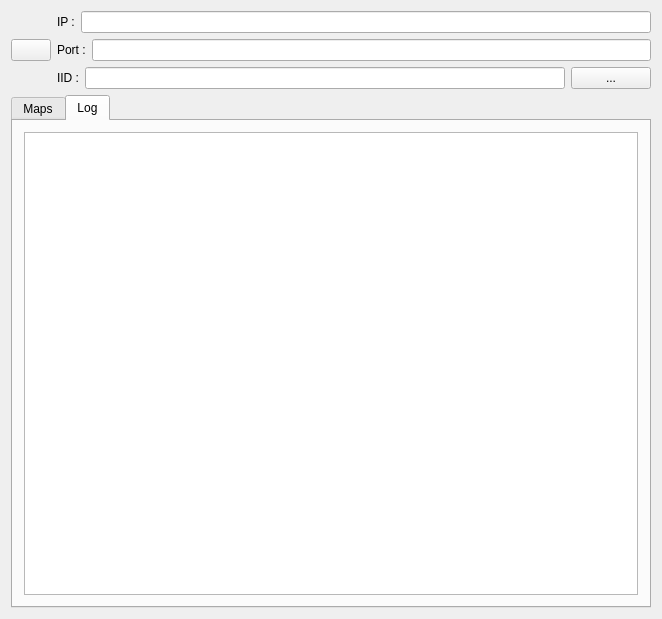
Old version of the form src/FormFiles/MainForm.ui in the repository arennuit/iisuoscbridge.
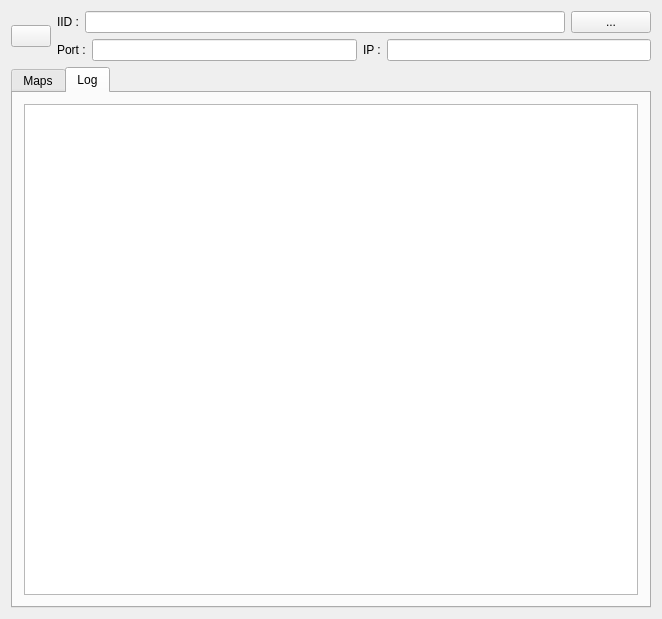
New version of the form. Icons and pictures are not drawn.

The edit to the form file:
```diff
--- a/src/FormFiles/MainForm.ui
+++ b/src/FormFiles/MainForm.ui
@@ -617,24 +617,25 @@
         <item>
          <layout class="QHBoxLayout" name="horizontalLayout_3">
           <item>
-           <widget class="QLabel" name="label">
-            <property name="text">
-             <string>IP :</string>
-            </property>
-           </widget>
-          </item>
-          <item>
-           <widget class="QLineEdit" name="m_ipAddressEdit">
-            <property name="sizePolicy">
-             <sizepolicy hsizetype="Expanding" vsizetype="Fixed">
-              <horstretch>0</horstretch>
-              <verstretch>0</verstretch>
-             </sizepolicy>
-            </property>
-            <property name="text">
-             <string/>
-            </property>
-           </widget>
+           <layout class="QHBoxLayout" name="horizontalLayout_4">
+            <item>
+             <widget class="QLabel" name="label_5">
+              <property name="text">
+               <string>IID :</string>
+              </property>
+             </widget>
+            </item>
+            <item>
+             <widget class="QLineEdit" name="m_iidFilePathEdit"/>
+            </item>
+            <item>
+             <widget class="QPushButton" name="m_iidFilePathButton">
+              <property name="text">
+               <string>...</string>
+              </property>
+             </widget>
+            </item>
+           </layout>
           </item>
          </layout>
         </item>
@@ -666,24 +667,23 @@
             </property>
            </widget>
           </item>
-         </layout>
-        </item>
-        <item>
-         <layout class="QHBoxLayout" name="horizontalLayout_4">
           <item>
-           <widget class="QLabel" name="label_5">
+           <widget class="QLabel" name="label">
             <property name="text">
-             <string>IID :</string>
+             <string>IP :</string>
             </property>
            </widget>
           </item>
           <item>
-           <widget class="QLineEdit" name="m_iidFilePathEdit"/>
-          </item>
-          <item>
-           <widget class="QPushButton" name="m_iidFilePathButton">
+           <widget class="QLineEdit" name="m_ipAddressEdit">
+            <property name="sizePolicy">
+             <sizepolicy hsizetype="Expanding" vsizetype="Fixed">
+              <horstretch>0</horstretch>
+              <verstretch>0</verstretch>
+             </sizepolicy>
+            </property>
             <property name="text">
-             <string>...</string>
+             <string/>
             </property>
            </widget>
           </item>
```
